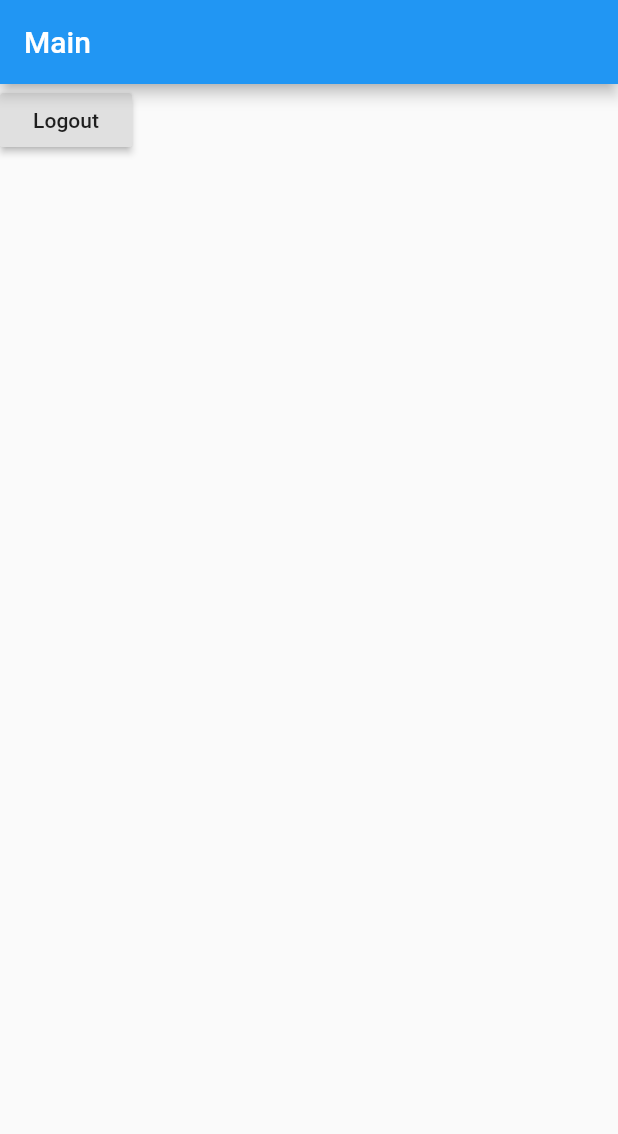
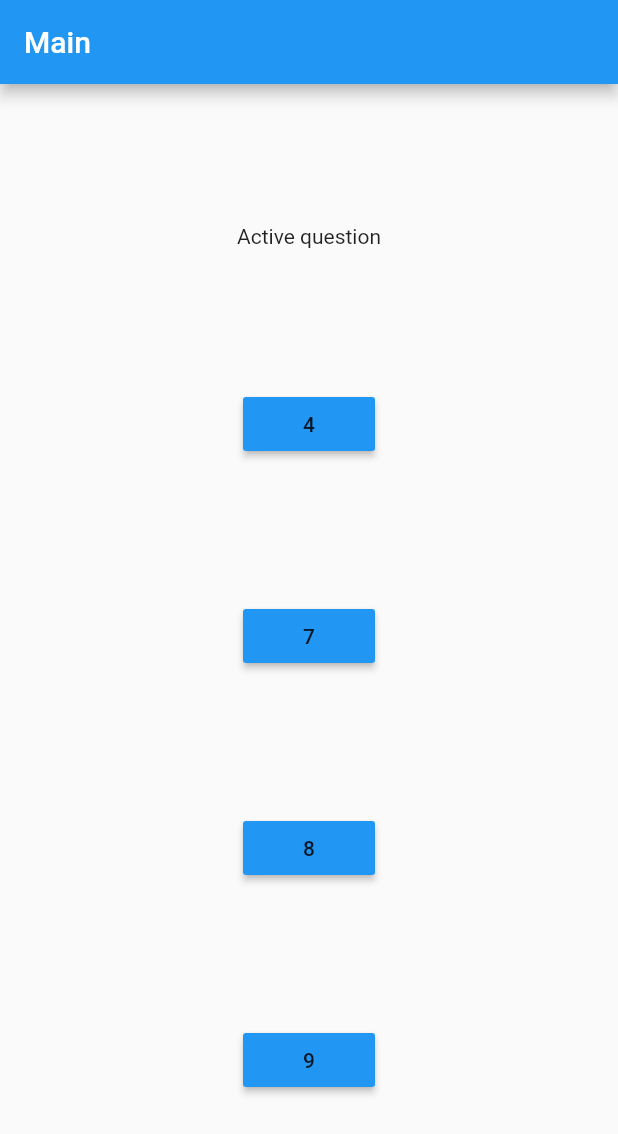
Before and after one commit to devswithnorealgoals/estimator, a Flutter app: the screen it shows once a user with an empty profile is signed in, on a phone screen of 412 x 824 dp. Shown: the top 1134 px of the screen. Run offline on Flutter 3.47's test engine with Material 2 defaults, Android fonts, the phone set to English and light mode, and no system bars; our stand-ins replace firebase_auth, google_sign_in, splashscreen; accounts and stored records are empty.

Commit message:
Basic question

```diff
--- a/lib/main.dart
+++ b/lib/main.dart
@@ -32,20 +32,3 @@ class MyApp extends StatelessWidget {
         });
   }
 }
-
-class AfterSplash extends StatelessWidget {
-  @override
-  Widget build(BuildContext context) {
-    return new Scaffold(
-      appBar: new AppBar(
-          title: new Text("Welcome In SplashScreen Package"),
-          automaticallyImplyLeading: false),
-      body: new Center(
-        child: new Text(
-          "Done!",
-          style: new TextStyle(fontWeight: FontWeight.bold, fontSize: 30.0),
-        ),
-      ),
-    );
-  }
-}
--- /dev/null
+++ b/lib/models/question.dart
@@ -0,0 +1,20 @@
+class Question {
+  String text;
+  int answer;
+  List<int> choices;
+
+  Question() {
+    this.text = "Active question";
+    this.answer = 4;
+    this.choices = [4, 7, 8, 9];
+  }
+
+  bool guess(v) {
+    if (v != this.answer) {
+      return false;
+    }
+
+    return true;
+  }
+
+}
--- a/lib/screens/main_screen.dart
+++ b/lib/screens/main_screen.dart
@@ -1,4 +1,6 @@
-import 'package:firebase_auth/firebase_auth.dart';
+import 'package:estimator/models/question.dart';
+import 'package:estimator/services/question_service.dart';
+import 'package:estimator/widgets/question_widget.dart';
 import 'package:flutter/material.dart';
 
 class MainScreen extends StatefulWidget {
@@ -9,19 +11,27 @@ class MainScreen extends StatefulWidget {
 }
 
 class MainState extends State<MainScreen> {
-  final FirebaseAuth _auth = FirebaseAuth.instance;
+  QuestionService _questionService = QuestionService();
+  Question _question;
+
   @override
   Widget build(BuildContext context) {
+    getActiveQuestion();
     return Scaffold(
-      appBar: AppBar(
-        title: Text('Main'),
-      ),
-      body: RaisedButton(
-        child: Text("Logout"),
-        onPressed: () {
-          _auth.signOut();
-        },
-      ),
-    );
+        appBar: AppBar(
+          title: Text('Main'),
+        ),
+        body: new Center(
+          child: _question == null
+              ? Text("No question")
+              : QuestionWidget(_question),
+        ));
+  }
+
+  getActiveQuestion() async {
+    Question q = await _questionService.fetchActiveQuestion();
+    setState(() {
+      _question = q;
+    });
   }
 }
--- /dev/null
+++ b/lib/services/question_service.dart
@@ -0,0 +1,7 @@
+import 'package:estimator/models/question.dart';
+
+class QuestionService {
+  Future<Question> fetchActiveQuestion() {
+    return Future<Question>.value(Question());
+  }
+}
--- /dev/null
+++ b/lib/widgets/question_widget.dart
@@ -0,0 +1,64 @@
+import 'package:estimator/models/question.dart';
+import 'package:flutter/material.dart';
+
+class QuestionWidget extends StatefulWidget {
+  final Question question;
+
+  QuestionWidget(this.question);
+
+  @override
+  QuestionState createState() {
+    return QuestionState(this.question);
+  }
+}
+
+class QuestionState extends State<QuestionWidget> {
+  Question _question;
+  int _startTime;
+  int endTime;
+  bool _answered;
+
+  QuestionState(this._question);
+
+  @override
+  void initState() {
+    super.initState();
+    this._startTime = new DateTime.now().millisecondsSinceEpoch;
+    this._answered = false;
+  }
+
+  @override
+  Widget build(BuildContext context) {
+    List<Widget> items = [];
+    items.add(
+      Text(this._question.text),
+    );
+    for (int choice in this._question.choices) {
+      items.add(RaisedButton(
+          color: Colors.blue,
+          child: Text(choice.toString()),
+          onPressed: () => pressBtn(choice)));
+    }
+
+    if (this._answered) {
+      items.add(Text("Answered in " +
+          ((this.endTime - this._startTime) / 1000).toString()));
+    }
+
+    return Column(
+      mainAxisAlignment: MainAxisAlignment.spaceEvenly,
+      crossAxisAlignment: CrossAxisAlignment.center,
+      children: items,
+    );
+  }
+
+  pressBtn(choice) {
+    if (this._answered || !this._question.guess(choice)) {
+      return;
+    }
+    setState(() {
+      this.endTime = new DateTime.now().millisecondsSinceEpoch;
+      this._answered = true;
+    });
+  }
+}
```
